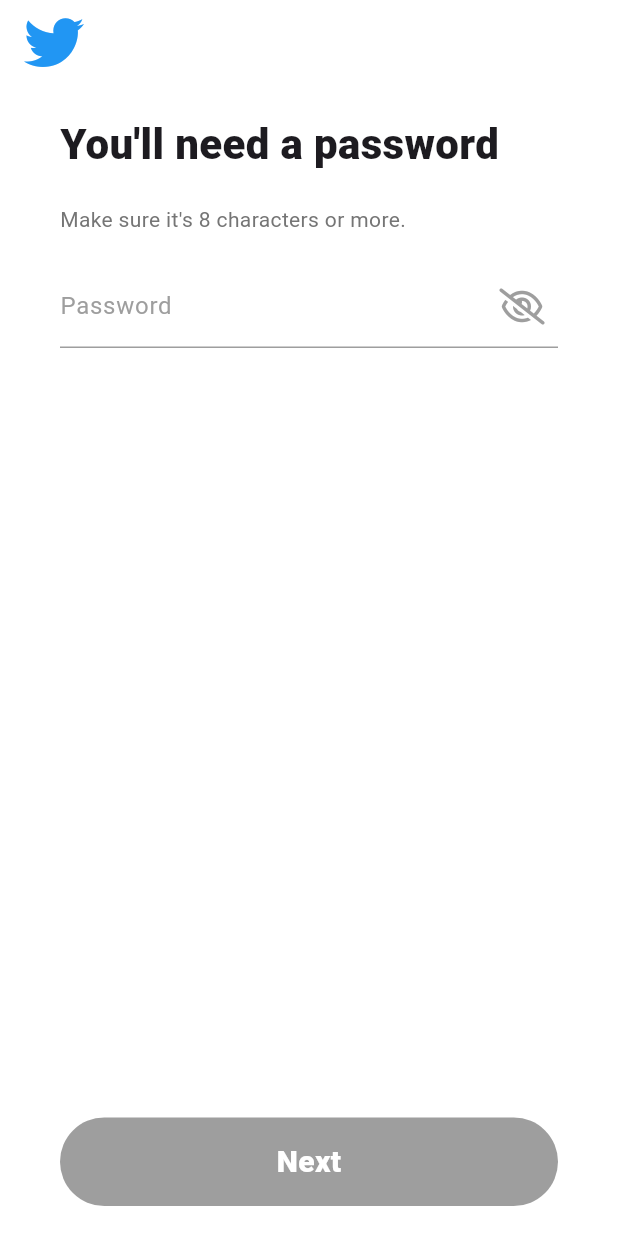
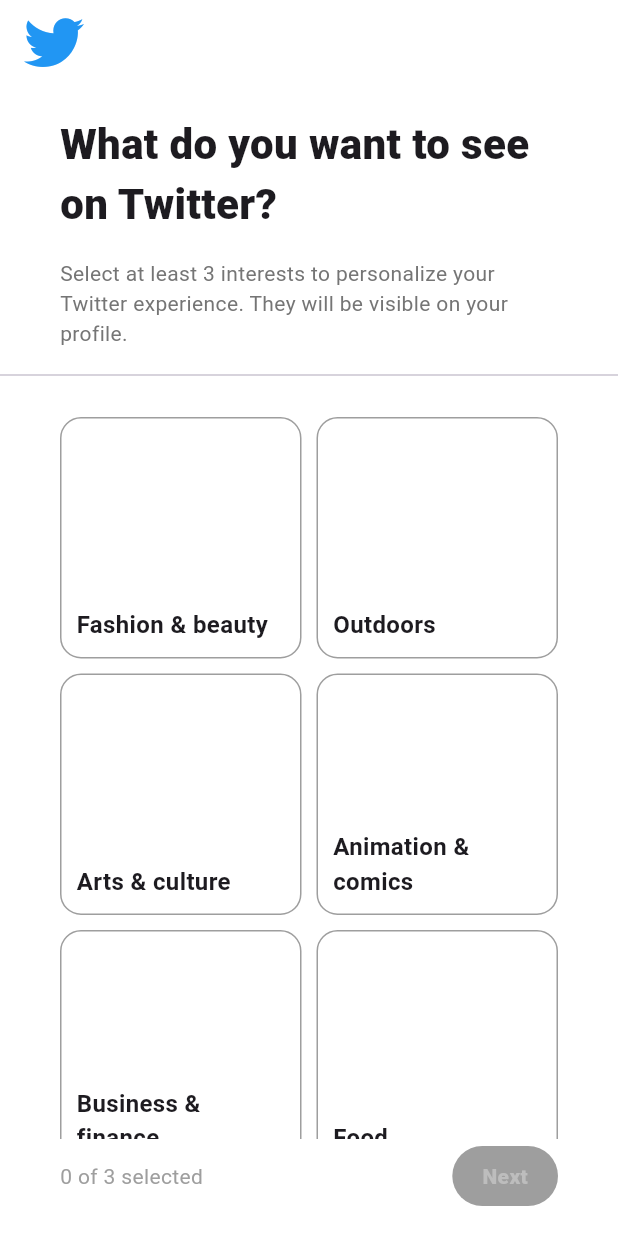
Before and after one commit to hojun-jo/NomadCoders-Flutter-Challenge, a Flutter app: the screen it shows after launch, on a phone screen of 412 x 824 dp. Run offline on Flutter 3.47's test engine with Material 3 defaults, Android fonts, the phone set to English and light mode, and no system bars; our stand-ins replace flutter_rating_stars, font_awesome_flutter.

Commit message:
twitter - InterestsScreen 구현

```diff
--- a/twitter/lib/main.dart
+++ b/twitter/lib/main.dart
@@ -3,6 +3,7 @@
 import 'package:twitter/screens/onboarding/create_account_screen.dart';
 import 'package:twitter/screens/onboarding/customize_experience_screen.dart';
 import 'package:twitter/screens/onboarding/initial_screen.dart';
+import 'package:twitter/screens/onboarding/interests_screen.dart';
 import 'package:twitter/screens/onboarding/password_screen.dart';
 import 'package:twitter/screens/onboarding/widgets/twitter_scaffold.dart';
 
@@ -18,7 +19,7 @@
   Widget build(BuildContext context) {
     return const MaterialApp(
       title: 'Twitter Challenge',
-      home: PasswordScreen(),
+      home: InterestsScreen(),
     );
   }
 }
--- a/twitter/lib/screens/onboarding/interests_screen.dart
+++ b/twitter/lib/screens/onboarding/interests_screen.dart
@@ -1,4 +1,9 @@
 import 'package:flutter/material.dart';
+import 'package:twitter/constants/gaps.dart';
+import 'package:twitter/screens/onboarding/widgets/bold_title.dart';
+import 'package:twitter/screens/onboarding/widgets/policy_text.dart';
+import 'package:twitter/screens/onboarding/widgets/round_button.dart';
+import 'package:twitter/screens/onboarding/widgets/twitter_scaffold.dart';
 
 class InterestsScreen extends StatefulWidget {
   const InterestsScreen({super.key});
@@ -8,8 +13,142 @@
 }
 
 class _InterestsScreenState extends State<InterestsScreen> {
+  final List<String> _interests = [
+    "Fashion & beauty",
+    "Outdoors",
+    "Arts & culture",
+    "Animation & comics",
+    "Business & finance",
+    "Food",
+    "Travel",
+    "Entertainment",
+    "Music",
+    "Gaming",
+    "Food",
+    "Travel",
+    "Entertainment",
+    "Music",
+    "Gaming",
+  ];
+
+  final Set<int> _selectedItems = {};
+
   @override
   Widget build(BuildContext context) {
-    return const Placeholder();
+    return TwitterScaffold(
+      child: Column(
+        crossAxisAlignment: CrossAxisAlignment.start,
+        children: [
+          const BoldTitle(text: "What do you want to see on Twitter?"),
+          Gaps.v16,
+          const PolicyText(
+              text:
+                  "Select at least 3 interests to personalize your Twitter experience. They will be visible on your profile."),
+          Gaps.v10,
+          Transform.scale(
+            scaleX: 2,
+            child: const Divider(),
+          ),
+          Gaps.v20,
+          _interestsGrid(),
+          _bottomBar(),
+        ],
+      ),
+    );
+  }
+
+  Expanded _interestsGrid() {
+    return Expanded(
+      child: GridView.builder(
+        gridDelegate: const SliverGridDelegateWithFixedCrossAxisCount(
+          crossAxisCount: 2,
+          mainAxisSpacing: 10,
+          crossAxisSpacing: 10,
+        ),
+        itemCount: _interests.length,
+        itemBuilder: (BuildContext context, int index) {
+          return _interestsCard(index);
+        },
+      ),
+    );
+  }
+
+  GestureDetector _interestsCard(int index) {
+    final isSelected = _selectedItems.contains(index);
+
+    return GestureDetector(
+      onTap: () {
+        if (isSelected) {
+          _selectedItems.remove(index);
+        } else {
+          _selectedItems.add(index);
+        }
+        setState(() {});
+      },
+      child: Container(
+        padding: const EdgeInsets.all(10),
+        decoration: BoxDecoration(
+          color: isSelected ? Colors.blue : null,
+          border: isSelected ? null : Border.all(color: Colors.grey),
+          borderRadius: BorderRadius.circular(14),
+        ),
+        child: Column(
+          mainAxisAlignment: MainAxisAlignment.spaceBetween,
+          children: [
+            Align(
+              alignment: Alignment.centerRight,
+              child: Icon(
+                Icons.check_circle,
+                color: isSelected ? Colors.white : Colors.transparent,
+              ),
+            ),
+            Align(
+              alignment: Alignment.bottomLeft,
+              child: Text(
+                _interests[index],
+                style: TextStyle(
+                  color: isSelected ? Colors.white : null,
+                  fontSize: 16,
+                  fontWeight: FontWeight.bold,
+                ),
+              ),
+            ),
+          ],
+        ),
+      ),
+    );
+  }
+
+  Padding _bottomBar() {
+    return Padding(
+      padding: const EdgeInsets.only(top: 5),
+      child: Row(
+        mainAxisAlignment: MainAxisAlignment.spaceBetween,
+        children: [
+          Text(
+            _bottomText(),
+            style: const TextStyle(
+              color: Colors.grey,
+            ),
+          ),
+          RoundButton(
+            text: "Next",
+            isSmall: true,
+            backgroundColor: Colors.black,
+            isEnabled: _selectedItems.length >= 3,
+            onTap: () {},
+          ),
+        ],
+      ),
+    );
+  }
+
+  String _bottomText() {
+    final count = _selectedItems.length;
+    if (count >= 3) {
+      return "Great work 🎉";
+    } else {
+      return "$count of 3 selected";
+    }
   }
 }
--- a/twitter/lib/screens/onboarding/widgets/round_button.dart
+++ b/twitter/lib/screens/onboarding/widgets/round_button.dart
@@ -5,6 +5,7 @@
   final Color backgroundColor;
   final bool isEnabled;
   final VoidCallback onTap;
+  final bool isSmall;
 
   const RoundButton({
     super.key,
@@ -12,6 +13,7 @@
     required this.backgroundColor,
     required this.isEnabled,
     required this.onTap,
+    this.isSmall = false,
   });
 
   @override
@@ -19,8 +21,13 @@
     return GestureDetector(
       onTap: isEnabled ? onTap : () {},
       child: Container(
-        width: MediaQuery.of(context).size.width,
-        padding: const EdgeInsets.symmetric(vertical: 15),
+        width: isSmall ? null : MediaQuery.of(context).size.width,
+        padding: isSmall
+            ? const EdgeInsets.symmetric(
+                horizontal: 20,
+                vertical: 10,
+              )
+            : const EdgeInsets.symmetric(vertical: 15),
         decoration: BoxDecoration(
           color: isEnabled ? backgroundColor : Colors.grey,
           borderRadius: BorderRadius.circular(60),
@@ -28,9 +35,9 @@
         child: Center(
           child: Text(
             text,
-            style: const TextStyle(
-              color: Colors.white,
-              fontSize: 20,
+            style: TextStyle(
+              color: isEnabled ? Colors.white : Colors.grey.shade400,
+              fontSize: isSmall ? null : 20,
               fontWeight: FontWeight.w800,
             ),
           ),
--- a/twitter/lib/screens/onboarding/widgets/twitter_scaffold.dart
+++ b/twitter/lib/screens/onboarding/widgets/twitter_scaffold.dart
@@ -16,6 +16,7 @@
       appBar: AppBar(
         //TODO - leading 3종류
         backgroundColor: Colors.white,
+        surfaceTintColor: Colors.transparent,
         title: twitterIcon,
       ),
       backgroundColor: Colors.white,
```
